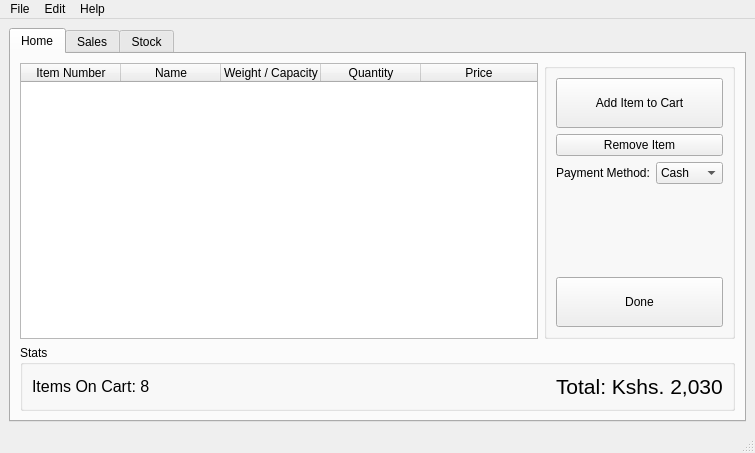
Before: the Qt Designer form src/stock_manager.ui in krivahtoo/stockmanager, drawn with Qt 5.
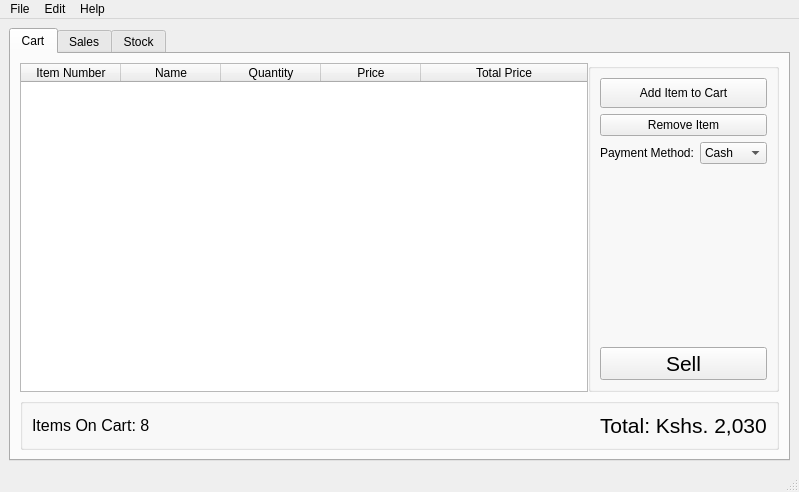
After: the same form once the commit is applied. Icons and pictures are not drawn.

The edit to the form file:
```diff
--- a/src/stock_manager.ui
+++ b/src/stock_manager.ui
@@ -6,8 +6,8 @@
    <rect>
     <x>0</x>
     <y>0</y>
-    <width>755</width>
-    <height>453</height>
+    <width>799</width>
+    <height>492</height>
    </rect>
   </property>
   <property name="windowTitle">
@@ -17,6 +17,9 @@
    <iconset resource="../stock_manager.qrc">
     <normaloff>:/images/logo.svg</normaloff>:/images/logo.svg</iconset>
   </property>
+  <property name="styleSheet">
+   <string notr="true"/>
+  </property>
   <widget class="QWidget" name="centralWidget">
    <layout class="QGridLayout" name="gridLayout">
     <item row="0" column="0">
@@ -24,6 +27,9 @@
       <property name="statusTip">
        <string>View items on stock</string>
       </property>
+      <property name="autoFillBackground">
+       <bool>false</bool>
+      </property>
       <property name="tabPosition">
        <enum>QTabWidget::North</enum>
       </property>
@@ -41,13 +47,19 @@
       </property>
       <widget class="QWidget" name="tabHome">
        <attribute name="title">
-        <string>Home</string>
+        <string>Cart</string>
        </attribute>
        <layout class="QVBoxLayout" name="verticalLayout_3">
         <item>
          <layout class="QHBoxLayout" name="horizontalLayout_5">
+          <property name="spacing">
+           <number>0</number>
+          </property>
           <item>
            <widget class="QTableWidget" name="tblCart">
+            <property name="styleSheet">
+             <string notr="true"/>
+            </property>
             <property name="selectionBehavior">
              <enum>QAbstractItemView::SelectRows</enum>
             </property>
@@ -67,11 +79,6 @@
               <string>Name</string>
              </property>
             </column>
-            <column>
-             <property name="text">
-              <string>Weight / Capacity</string>
-             </property>
-            </column>
             <column>
              <property name="text">
               <string>Quantity</string>
@@ -82,6 +89,11 @@
               <string>Price</string>
              </property>
             </column>
+            <column>
+             <property name="text">
+              <string>Total Price</string>
+             </property>
+            </column>
            </widget>
           </item>
           <item>
@@ -101,7 +113,7 @@
                <property name="maximumSize">
                 <size>
                  <width>16777215</width>
-                 <height>50</height>
+                 <height>16777215</height>
                 </size>
                </property>
                <property name="text">
@@ -154,11 +166,19 @@
                <property name="maximumSize">
                 <size>
                  <width>16777215</width>
-                 <height>50</height>
+                 <height>16777215</height>
                 </size>
                </property>
+               <property name="font">
+                <font>
+                 <pointsize>16</pointsize>
+                 <weight>50</weight>
+                 <italic>false</italic>
+                 <bold>false</bold>
+                </font>
+               </property>
                <property name="text">
-                <string>Done</string>
+                <string>Sell</string>
                </property>
                <property name="icon">
                 <iconset resource="../stock_manager.qrc">
@@ -173,10 +193,13 @@
         </item>
         <item>
          <layout class="QHBoxLayout" name="horizontalLayout_6">
+          <property name="spacing">
+           <number>0</number>
+          </property>
           <item>
            <widget class="QGroupBox" name="grbCart_Stats">
             <property name="title">
-             <string>Stats</string>
+             <string/>
             </property>
             <layout class="QHBoxLayout" name="horizontalLayout_7">
              <item>
@@ -519,7 +542,7 @@
     <rect>
      <x>0</x>
      <y>0</y>
-     <width>755</width>
+     <width>799</width>
      <height>27</height>
     </rect>
    </property>
```
Left out of the diff: 26 changed lines with no effect on the pictures.
